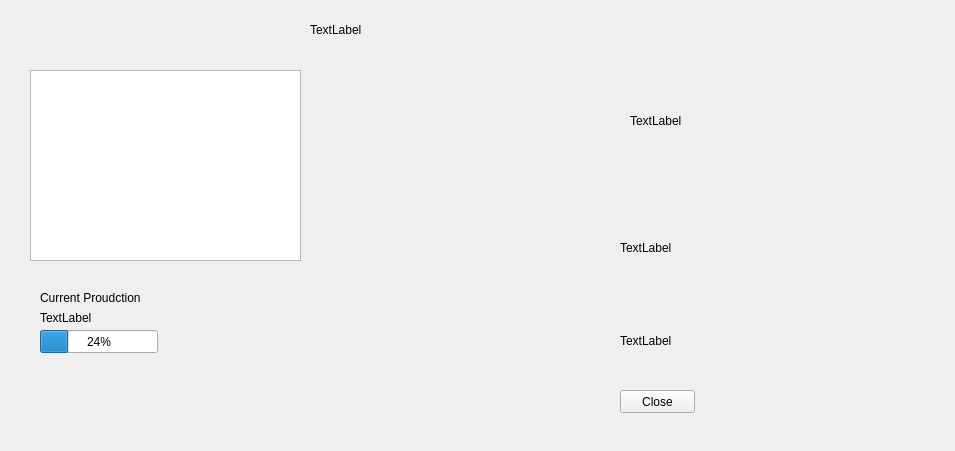
First picture: the form in ProjectHiawatha/cityscreen.ui, repository Alex-BusNet/ProjectHiawatha, before the edit.
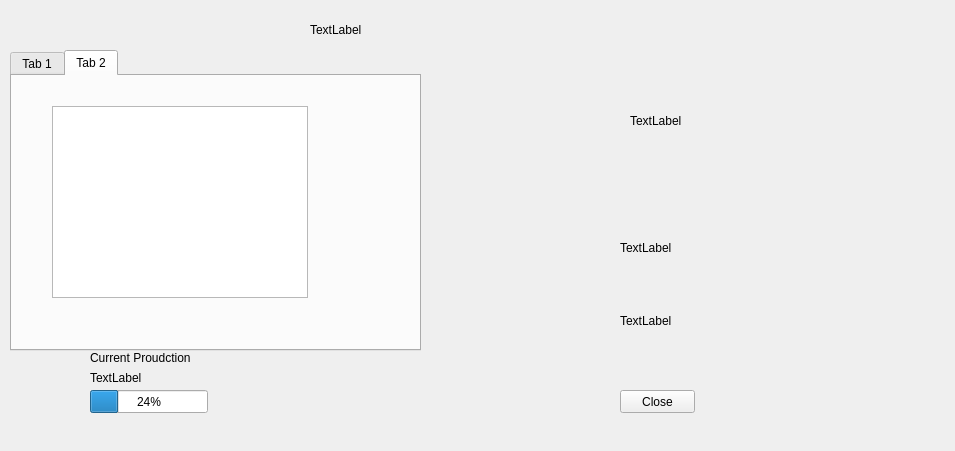
Second picture: the form after the edit.

```diff
--- a/ProjectHiawatha/cityscreen.ui
+++ b/ProjectHiawatha/cityscreen.ui
@@ -13,17 +13,7 @@
   <property name="windowTitle">
    <string>Form</string>
   </property>
-  <widget class="QListWidget" name="listWidget">
-   <property name="geometry">
-    <rect>
-     <x>30</x>
-     <y>70</y>
-     <width>271</width>
-     <height>191</height>
-    </rect>
-   </property>
-  </widget>
-  <widget class="QLabel" name="label">
+  <widget class="QLabel" name="picture">
    <property name="geometry">
     <rect>
      <x>630</x>
@@ -53,7 +43,7 @@
    <property name="geometry">
     <rect>
      <x>620</x>
-     <y>300</y>
+     <y>280</y>
      <width>231</width>
      <height>81</height>
     </rect>
@@ -91,8 +81,8 @@
   <widget class="QLabel" name="label_5">
    <property name="geometry">
     <rect>
-     <x>40</x>
-     <y>290</y>
+     <x>90</x>
+     <y>350</y>
      <width>101</width>
      <height>16</height>
     </rect>
@@ -104,8 +94,8 @@
   <widget class="QLabel" name="label_6">
    <property name="geometry">
     <rect>
-     <x>40</x>
-     <y>310</y>
+     <x>90</x>
+     <y>370</y>
      <width>91</width>
      <height>16</height>
     </rect>
@@ -117,8 +107,8 @@
   <widget class="QProgressBar" name="progressBar">
    <property name="geometry">
     <rect>
-     <x>40</x>
-     <y>330</y>
+     <x>90</x>
+     <y>390</y>
      <width>118</width>
      <height>23</height>
     </rect>
@@ -127,6 +117,49 @@
     <number>24</number>
    </property>
   </widget>
+  <widget class="QTabWidget" name="tabWidget">
+   <property name="geometry">
+    <rect>
+     <x>10</x>
+     <y>50</y>
+     <width>411</width>
+     <height>301</height>
+    </rect>
+   </property>
+   <property name="currentIndex">
+    <number>1</number>
+   </property>
+   <widget class="QWidget" name="Buildings">
+    <attribute name="title">
+     <string>Tab 1</string>
+    </attribute>
+    <widget class="QListWidget" name="listWidget">
+     <property name="geometry">
+      <rect>
+       <x>60</x>
+       <y>40</y>
+       <width>271</width>
+       <height>191</height>
+      </rect>
+     </property>
+    </widget>
+   </widget>
+   <widget class="QWidget" name="Units">
+    <attribute name="title">
+     <string>Tab 2</string>
+    </attribute>
+    <widget class="QListWidget" name="listWidget_2">
+     <property name="geometry">
+      <rect>
+       <x>40</x>
+       <y>30</y>
+       <width>256</width>
+       <height>192</height>
+      </rect>
+     </property>
+    </widget>
+   </widget>
+  </widget>
  </widget>
  <resources/>
  <connections/>
```
Left out of the diff: 8 changed lines with no effect on the pictures.
